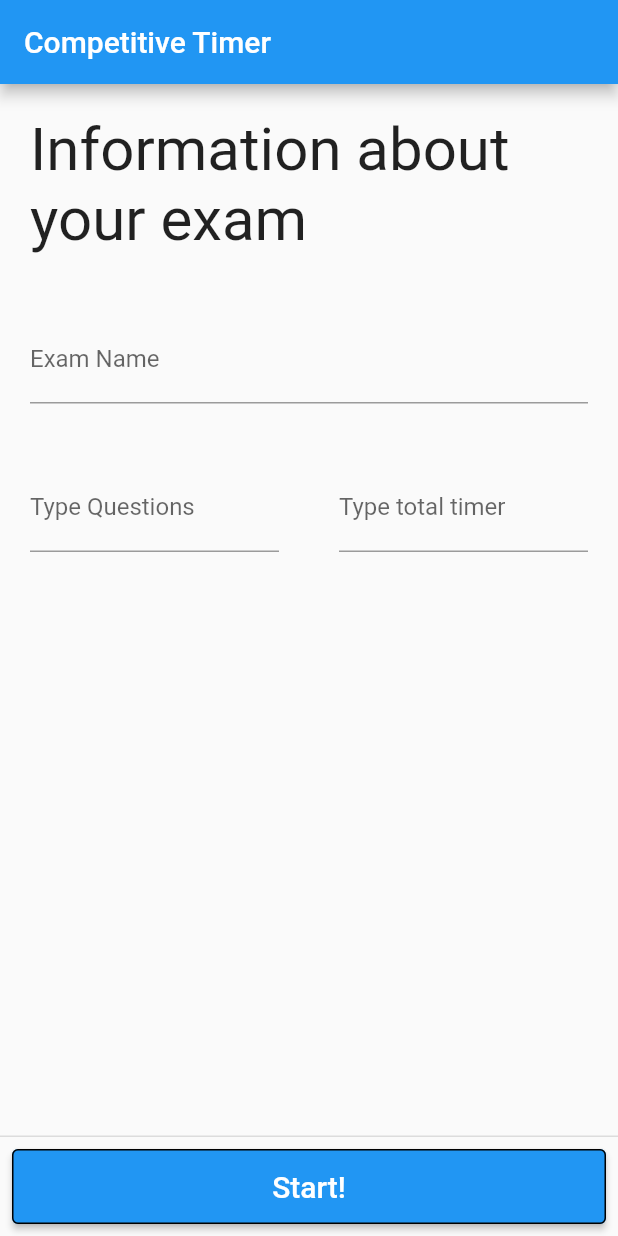
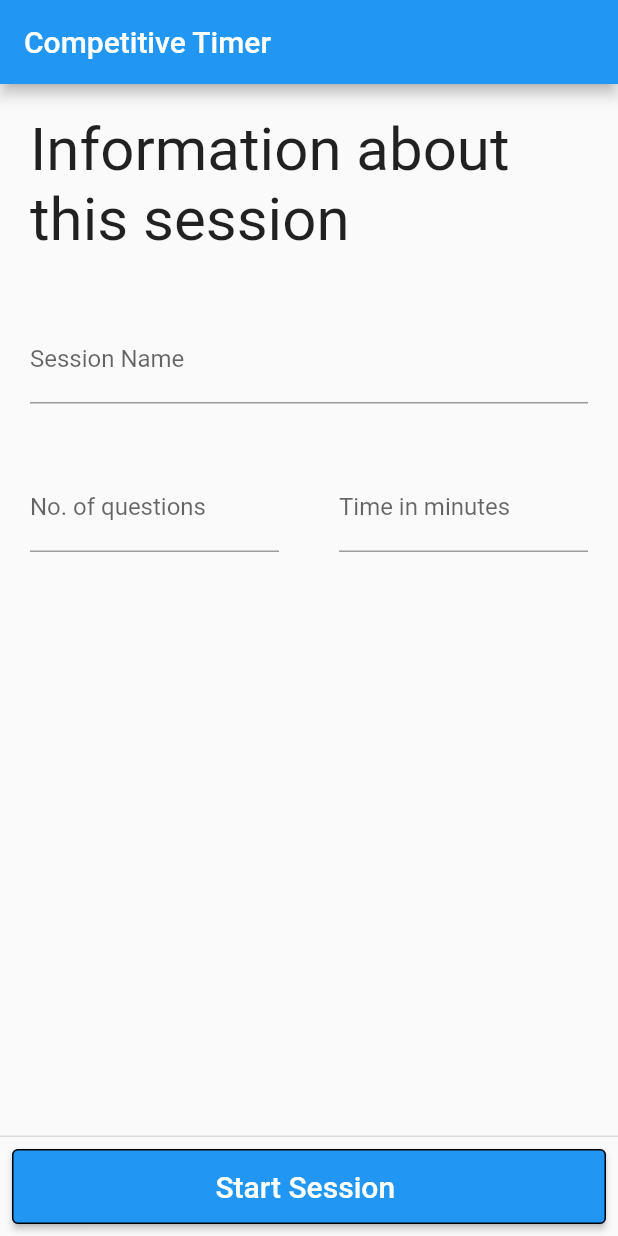
Before and after one commit to dev-sandeep/flutter-timer, a Flutter app: the screen it shows after launch, on a phone screen of 412 x 824 dp. Run offline on Flutter 3.47's test engine with Material 2 defaults, Android fonts, the phone set to English and light mode, and no system bars; missing offline and left inert: dart:ffi.

```diff
--- /dev/null
+++ b/lib/forms/TextFieldForm.dart
@@ -0,0 +1,32 @@
+import 'dart:ffi';
+
+import 'package:flutter/material.dart';
+
+class TextFieldForm extends StatelessWidget {
+
+  TextFieldForm({
+      super.key,
+      required this.hintText,
+      required this.labelText,
+      required this.textController,
+    });
+
+  final String hintText;
+  final String labelText;
+  final TextEditingController textController;
+
+  @override
+  Widget build(BuildContext context) {
+    return Container(
+      padding: EdgeInsets.all(20.00),
+      child: TextField(
+        controller: textController,
+        decoration: InputDecoration(
+          hintText: hintText,
+          labelText: labelText
+          // contentPadding: EdgeInsets.all(20.0)
+        ),
+      ),
+    );
+  }
+}
--- a/lib/main.dart
+++ b/lib/main.dart
@@ -1,4 +1,5 @@
 import 'package:flutter/material.dart';
+import 'package:my_app/forms/TextFieldForm.dart';
 
 void main() {
   runApp(const MyApp());
@@ -48,17 +49,14 @@ class MyHomePage extends StatefulWidget {
 }
 
 class _MyHomePageState extends State<MyHomePage> {
-  int _counter = 0;
+  final examNameController = TextEditingController();
+  final examQuestionsController = TextEditingController();
+  final examTimeController = TextEditingController();
 
-  void _incrementCounter() {
-    setState(() {
-      // This call to setState tells the Flutter framework that something has
-      // changed in this State, which causes it to rerun the build method below
-      // so that the display can reflect the updated values. If we changed
-      // _counter without calling setState(), then the build method would not be
-      // called again, and so nothing would appear to happen.
-      _counter++;
-    });
+  void startSessionClickHandher(){
+    print(examNameController.text);
+    print(examQuestionsController.text);
+    print(examTimeController.text);
   }
 
   @override
@@ -70,7 +68,7 @@ class _MyHomePageState extends State<MyHomePage> {
       body: Column(
         children: <Widget>[
           Container(
-            child: const Text('Information about your exam',
+            child: const Text('Information about this session',
                 style: TextStyle(fontSize: 40)),
             padding: EdgeInsets.all(20.0),
           ),
@@ -80,17 +78,11 @@ class _MyHomePageState extends State<MyHomePage> {
               Flexible(
                   flex: 1,
                   fit: FlexFit.tight,
-                child: Container(
-                  padding: EdgeInsets.all(20.00),
-                  child: TextField(
-                    decoration: const InputDecoration(
-                      hintText: 'Type exam name',
-                      labelText: 'Exam Name',
-                      // contentPadding: EdgeInsets.all(20.0)
-                    ),
-                  ),
-                ),
-              ),
+                  child: TextFieldForm(
+                    hintText: 'Type session name',
+                    labelText: 'Session Name',
+                    textController: examNameController,
+                  )),
             ],
           )),
           Flexible(
@@ -99,28 +91,18 @@ class _MyHomePageState extends State<MyHomePage> {
               Flexible(
                 flex: 1,
                 fit: FlexFit.tight,
-                child: Container(
-                  padding: EdgeInsets.all(20.00),
-                  child: TextField(
-                    decoration: const InputDecoration(
-                      hintText: 'No. of questions',
-                      labelText: 'Type Questions',
-                      // contentPadding: EdgeInsets.all(20.0)
-                    ),
-                  ),
-                ),
+                child: TextFieldForm(
+                  hintText: 'Total questions',
+                  labelText: 'No. of questions',
+                  textController: examQuestionsController,
+                )
               ),
               Flexible(
-                child: Container(
-                  padding: EdgeInsets.all(20.00),
-                  child: TextField(
-                    decoration: const InputDecoration(
-                      hintText: 'Total Time',
-                      labelText: 'Type total timer',
-                      // contentPadding: EdgeInsets.all(20.0)
-                    ),
-                  ),
-                ),
+                child: TextFieldForm(
+                  hintText: 'Total time',
+                  labelText: 'Time in minutes',
+                  textController: examTimeController,
+                )
               ),
             ],
           )),
@@ -130,8 +112,8 @@ class _MyHomePageState extends State<MyHomePage> {
         SizedBox(
           // width: MediaQuery.of(context).size.width,
           child: ElevatedButton(
-                onPressed: () {},
-                child: const Text('Start!', style: TextStyle(fontSize: 20)),
+            onPressed: startSessionClickHandher,
+            child: const Text('Start Session ', style: TextStyle(fontSize: 20)),
             style: ElevatedButton.styleFrom(
                 // padding: EdgeInsets.all(50.0),
                 minimumSize: const Size.fromHeight(50),
```
Lines whose indentation alone changed are shown as unchanged.
